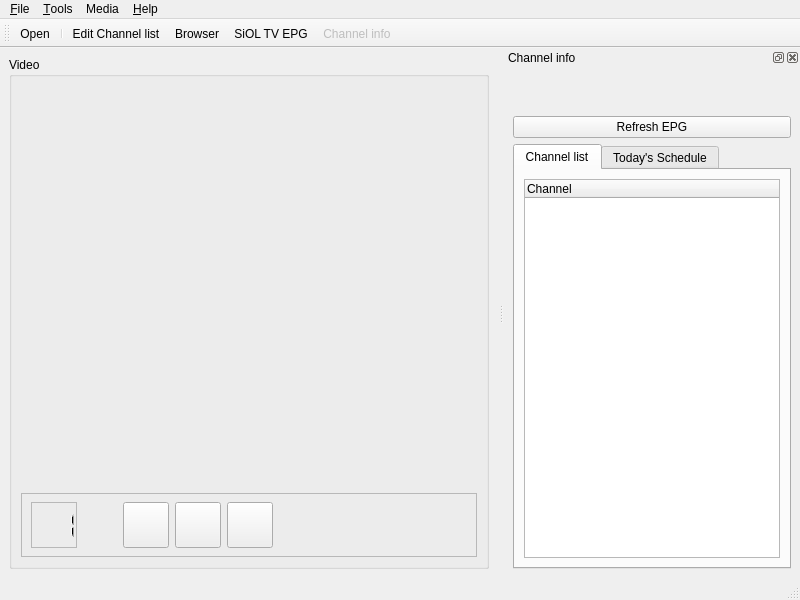
Qt form ui/Tano.ui (ntadej/tano) before a commit.
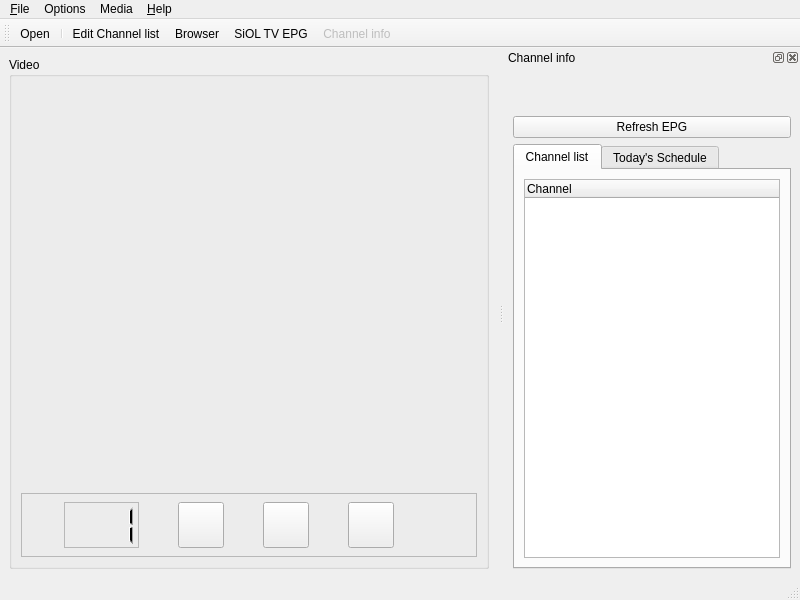
The same form after that commit. Icons and pictures are not drawn. Custom widgets are drawn as their Qt base class.

```diff
--- a/ui/Tano.ui
+++ b/ui/Tano.ui
@@ -62,9 +62,15 @@
           </property>
           <item>
            <widget class="QLCDNumber" name="channelNumber" >
+            <property name="minimumSize" >
+             <size>
+              <width>75</width>
+              <height>0</height>
+             </size>
+            </property>
             <property name="maximumSize" >
              <size>
-              <width>16777215</width>
+              <width>75</width>
               <height>46</height>
              </size>
             </property>
@@ -82,22 +88,6 @@
             </property>
            </widget>
           </item>
-          <item>
-           <spacer name="horizontalSpacer_2" >
-            <property name="orientation" >
-             <enum>Qt::Horizontal</enum>
-            </property>
-            <property name="sizeType" >
-             <enum>QSizePolicy::Minimum</enum>
-            </property>
-            <property name="sizeHint" stdset="0" >
-             <size>
-              <width>40</width>
-              <height>20</height>
-             </size>
-            </property>
-           </spacer>
-          </item>
           <item>
            <widget class="QPushButton" name="buttonPlay" >
             <property name="minimumSize" >
@@ -193,6 +183,9 @@
             <property name="orientation" >
              <enum>Qt::Horizontal</enum>
             </property>
+            <property name="sizeType" >
+             <enum>QSizePolicy::Minimum</enum>
+            </property>
             <property name="sizeHint" stdset="0" >
              <size>
               <width>40</width>
@@ -243,7 +236,7 @@
    </widget>
    <widget class="QMenu" name="menuOptions" >
     <property name="title" >
-     <string>&amp;Tools</string>
+     <string>Options</string>
     </property>
     <widget class="QMenu" name="menuShow" >
      <property name="title" >
```
Left out of the diff: 13 changed lines with no effect on the pictures.
